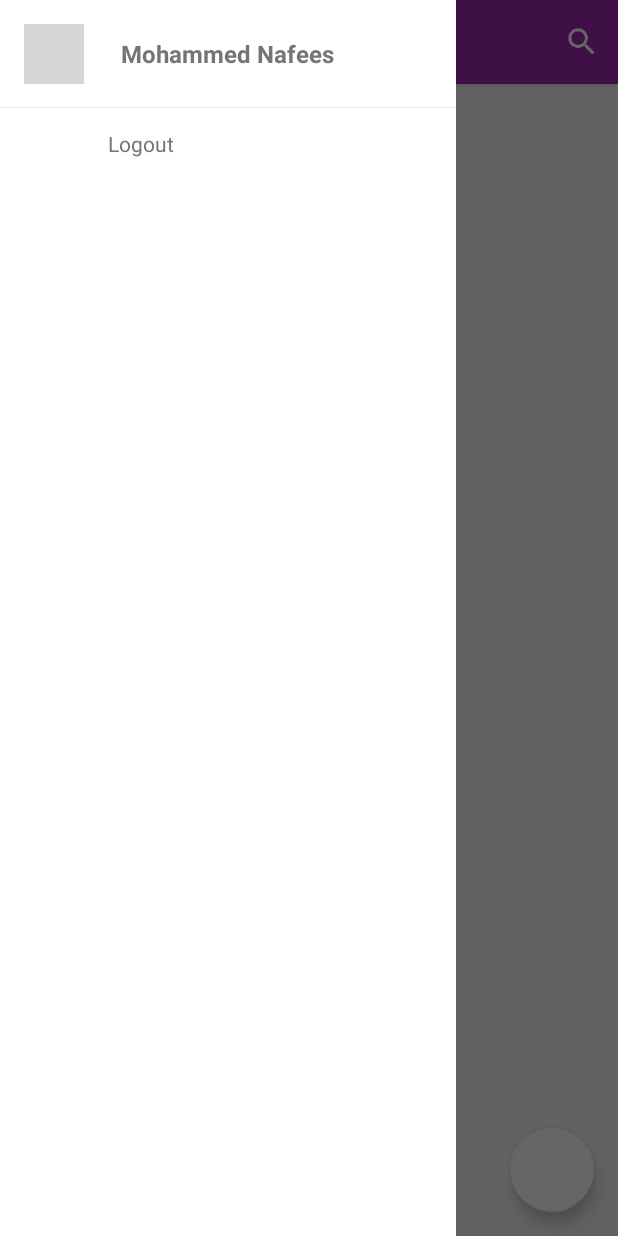
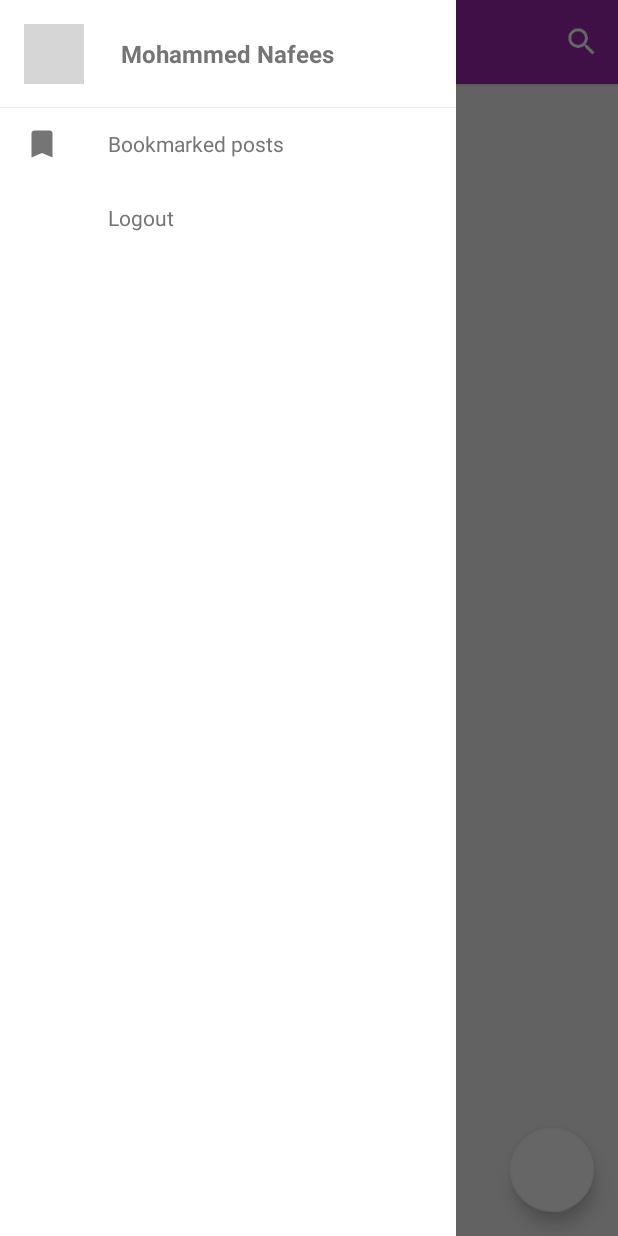
Before and after one commit to mnafees/Doubts, an Android app: the FeedActivity screen opened directly, with no data from a screen before it, with the side drawer open, on a phone screen of 412 x 824 dp. Run offline under Robolectric (Android 15) with nearby library versions, the phone set to English and light mode, and no system bars; our stand-ins replace CircleImageView, Picasso; libraries missing offline, so code that uses them is left out: com.github.curioustechizen.ago, com.melnykov.fab, io.realm, org.apmem.tools; plain views replace FloatingActionButton, technocool; pictures from the network do not load; 9 statements that could not run were skipped; grey boxes are pictures that could not be loaded.

Commit message:
Add menu option for "Bookmarked posts"

```diff
--- a/doubts/src/main/java/solutions/doubts/activities/feed/FeedActivity.java
+++ b/doubts/src/main/java/solutions/doubts/activities/feed/FeedActivity.java
@@ -101,8 +101,8 @@ public class FeedActivity extends ActionBarActivity {
         addQuestionButton.attachToRecyclerView(mRecyclerView);
 
         final List<DrawerListViewItem> list = new ArrayList<>();
-        final DrawerListViewItem logOutItem = new DrawerListViewItem(-1, "Logout");
-        list.add(logOutItem);
+        list.add(new DrawerListViewItem(R.drawable.ic_bookmark_grey600_24dp, "Bookmarked posts"));
+        list.add(new DrawerListViewItem(-1, "Logout"));
 
         /* BETA - Add Settings option */
 
```
Also changed, not shown: doubts/src/main/res/drawable-hdpi/ic_bookmark_grey600_24dp.png (added), doubts/src/main/res/drawable-mdpi/ic_bookmark_grey600_24dp.png (added), doubts/src/main/res/drawable-xhdpi/ic_bookmark_grey600_24dp.png (added), doubts/src/main/res/drawable-xxhdpi/ic_bookmark_grey600_24dp.png (added), doubts/src/main/res/drawable-xxxhdpi/ic_bookmark_grey600_24dp.png (added).
